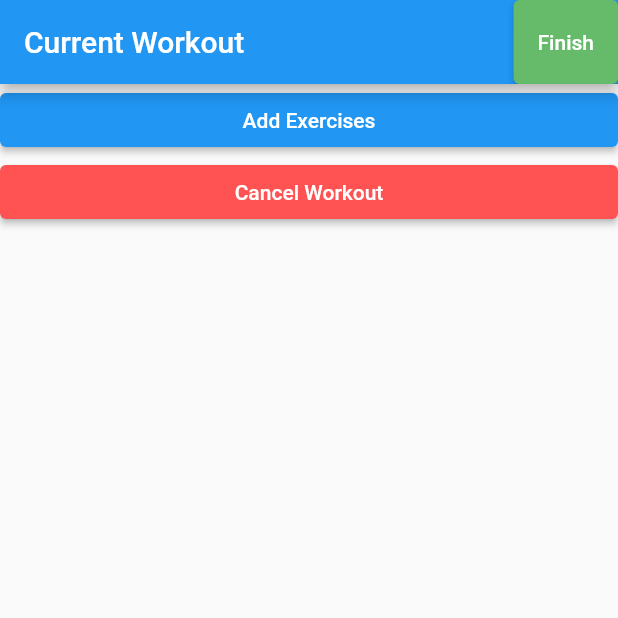
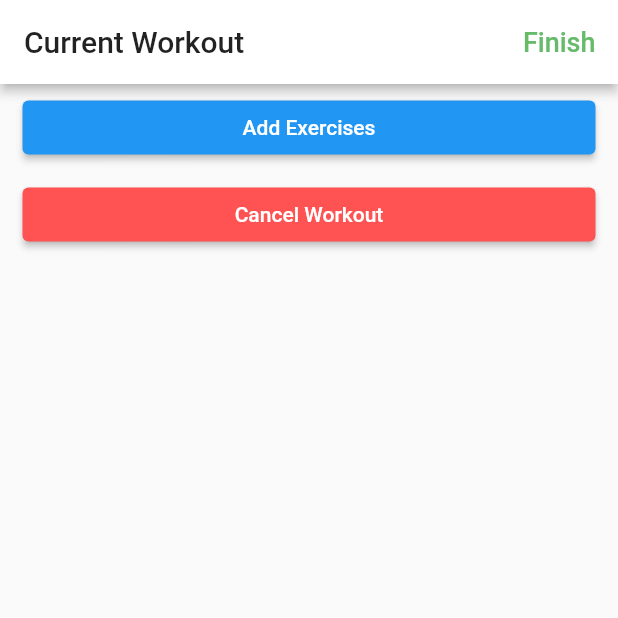
Before and after one commit to vitalikmordak/gym_tracker, a Flutter app: the StartWorkoutPage screen opened directly, after a tap on "Start Workout", on a phone screen of 412 x 824 dp, the top half of it. Run offline on Flutter 3.47's test engine with Material 2 defaults, Android fonts, the phone set to English and light mode, and no system bars; our stand-ins replace table_calendar; network calls fail.

Commit message:
UI enhancements and refactoring

```diff
--- /dev/null
+++ b/lib/components/padding_elevated_button.dart
@@ -0,0 +1,23 @@
+import 'package:flutter/material.dart';
+
+class PaddingElevatedButton extends StatelessWidget {
+  final String label;
+  final VoidCallback onPressed;
+  final ButtonStyle? style;
+
+  const PaddingElevatedButton(
+      {Key? key, required this.label, required this.onPressed, this.style})
+      : super(key: key);
+
+  @override
+  Widget build(BuildContext context) {
+    return Padding(
+      padding: const EdgeInsets.symmetric(horizontal: 15.0, vertical: 5),
+      child: ElevatedButton(
+        onPressed: onPressed,
+        style: style,
+        child: Text(label),
+      ),
+    );
+  }
+}
--- a/lib/screens/current_workout_page.dart
+++ b/lib/screens/current_workout_page.dart
@@ -1,7 +1,9 @@
 import 'package:flutter/material.dart';
 import 'package:gym_tracker/components/close_alert_dialog.dart';
 import 'package:gym_tracker/components/exercise_set_component.dart';
-import 'package:gym_tracker/screens/exercises_page.dart';
+import 'package:gym_tracker/components/padding_elevated_button.dart';
+import 'package:gym_tracker/constants.dart' as constants;
+import 'package:gym_tracker/screens/exercise_categories_page.dart';
 import 'package:gym_tracker/services/exercise_model.dart';
 
 class CurrentWorkoutPage extends StatefulWidget {
@@ -21,12 +23,12 @@ class _CurrentWorkoutPageState extends State<CurrentWorkoutPage> {
     return Scaffold(
       appBar: AppBar(
           title: Text('Current Workout'),
+          foregroundColor: constants.appBarForegroundColor,
+          backgroundColor: constants.appBarBackgroundColor,
+          elevation: constants.appBarElevation,
           automaticallyImplyLeading: false,
           actions: [
-            ElevatedButton(
-              child: Text('Finish'),
-              style: ElevatedButton.styleFrom(
-                  backgroundColor: Colors.green.shade400),
+            TextButton(
                 onPressed: () {
                   if (setByExercise.isEmpty) {
                     showDialog(
@@ -59,7 +61,13 @@ class _CurrentWorkoutPageState extends State<CurrentWorkoutPage> {
                         });
                   }
                 },
-            ),
+                style: TextButton.styleFrom(
+                    padding: EdgeInsets.symmetric(vertical: 10, horizontal: 15),
+                    foregroundColor: Colors.green.shade400),
+                child: const Text(
+                  'Finish',
+                  style: TextStyle(fontSize: 18),
+                )),
           ]),
       body: SafeArea(
         child: Column(
@@ -128,13 +136,13 @@ class _CurrentWorkoutPageState extends State<CurrentWorkoutPage> {
                     }),
               ),
             ),
-            ElevatedButton(
+            PaddingElevatedButton(
               onPressed: () async {
                 List<ExerciseModel> selectedUserExercises =
                     await Navigator.push(
                         context,
                         MaterialPageRoute(
-                            builder: (context) => ExercisesPage(
+                            builder: (context) => const ExerciseCategoriesPage(
                                   selectExercise: true,
                                 )));
 
@@ -145,13 +153,13 @@ class _CurrentWorkoutPageState extends State<CurrentWorkoutPage> {
                   });
                 }
               },
-              child: Text('Add Exercises'),
+              label: 'Add Exercises',
             ),
-            ElevatedButton(
+            PaddingElevatedButton(
               onPressed: () {
                 Navigator.pop(context);
               },
-              child: Text('Cancel Workout'),
+              label: 'Cancel Workout',
               style: ElevatedButton.styleFrom(
                 backgroundColor: Colors.redAccent,
               ),
--- a/lib/screens/start_workout_page.dart
+++ b/lib/screens/start_workout_page.dart
@@ -1,5 +1,6 @@
 import 'package:flutter/cupertino.dart';
 import 'package:flutter/material.dart';
+import 'package:gym_tracker/components/padding_elevated_button.dart';
 import 'package:gym_tracker/screens/current_workout_page.dart';
 import 'package:intl/intl.dart';
 import 'package:gym_tracker/constants.dart' as constants;
@@ -39,18 +40,14 @@ class _StartWorkoutPageState extends State<StartWorkoutPage> {
             ),
           ),
           const Expanded(child: SizedBox()),
-          Padding(
-            padding: const EdgeInsets.all(15.0),
-            child: ElevatedButton(
-              child: Text('Start Workout'),
+          PaddingElevatedButton(
+              label: 'Start Workout',
               onPressed: () {
                 Navigator.push(
                     context,
                     MaterialPageRoute(
                         builder: (context) => CurrentWorkoutPage()));
-              },
-            ),
-          ),
+              }),
           const Expanded(child: SizedBox()),
         ],
       ),
--- a/lib/services/exercise_client.dart
+++ b/lib/services/exercise_client.dart
@@ -18,7 +18,6 @@ class ExerciseClient {
 
     List parsed = jsonDecode(response);
     List<ExerciseModel> exercises = parsed.map((e) => ExerciseModel.fromJson(e)).toList();
-    Map<String, List<ExerciseModel>> groupBy2 = groupBy(exercises, (ExerciseModel em)=> em.groupName);
-    InMemoryStorage.exercisesByGroup = groupBy2;
+    InMemoryStorage.exercisesByGroup = groupBy(exercises, (ExerciseModel em)=> em.groupName);
   }
 }
--- a/lib/services/exercise_model.dart
+++ b/lib/services/exercise_model.dart
@@ -41,7 +41,6 @@ class ExerciseModel {
   Map<String, dynamic> toJson() => {
     "id": id,
     "name": name,
-    "createdBySystem": createdBySystem,
     "doubleWeights": doubleWeights,
     "bodyWeight": bodyWeight,
     "setCategoryType": setCategoryType,
```
Also changed, not shown: lib/screens/exercise_category_page.dart (deleted, +0 -89 lines), lib/screens/exercises_page.dart (+45 -82 lines). Lines whose indentation alone changed are shown as unchanged.
